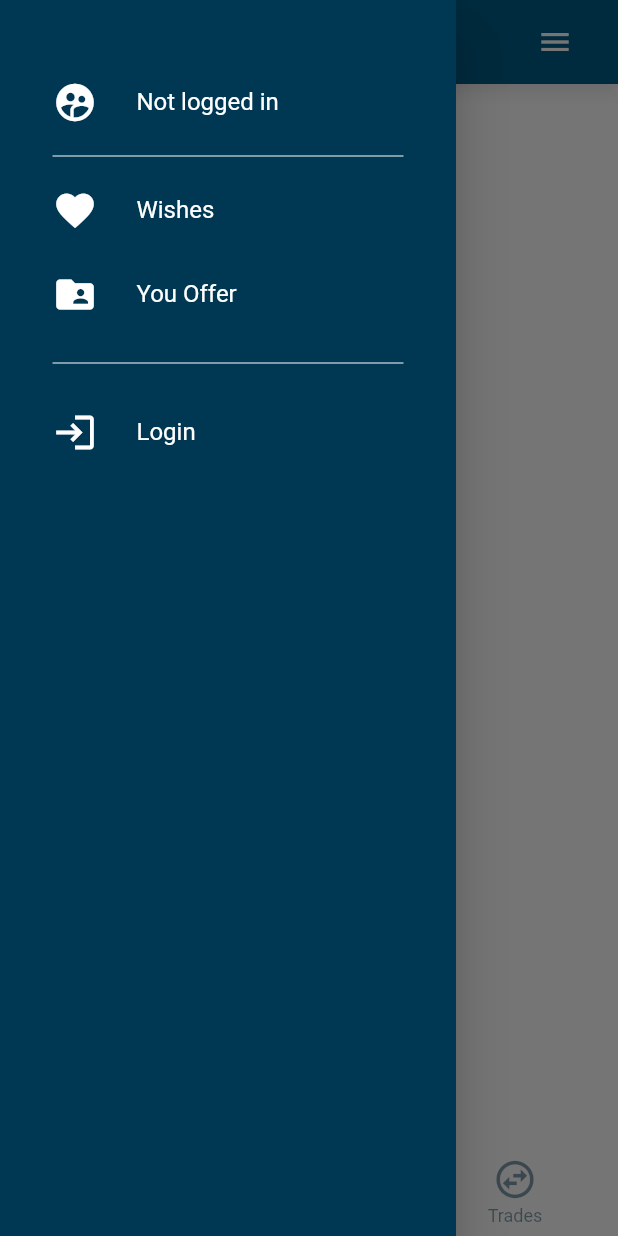
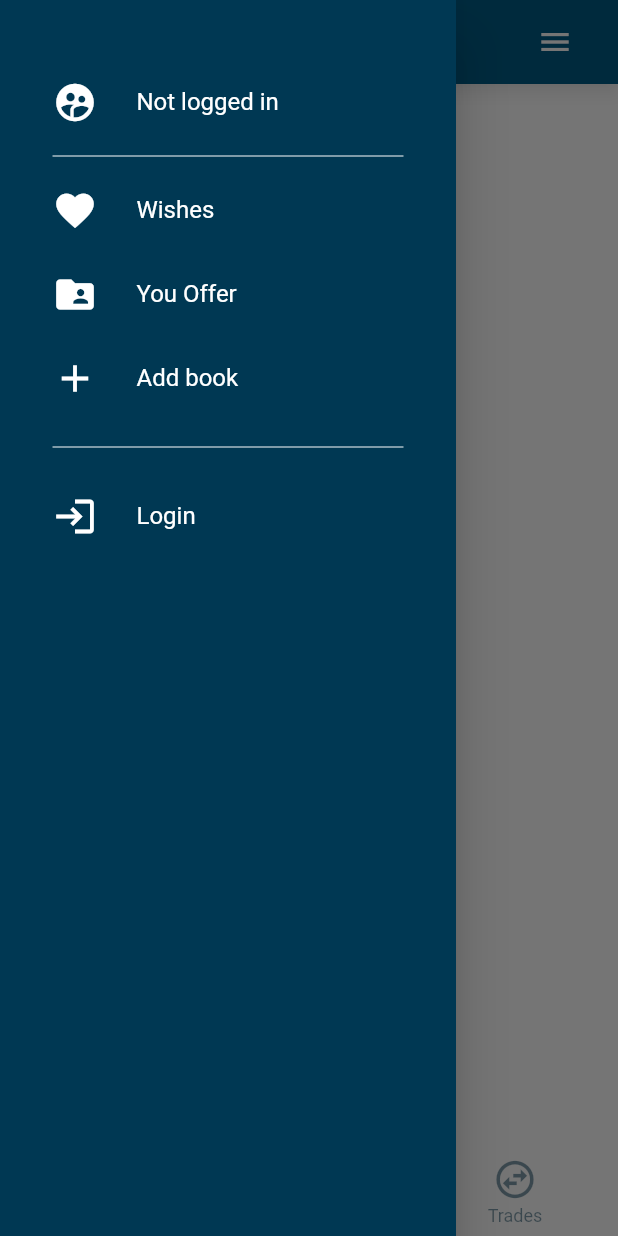
Before and after one commit to tomasbutkevicius/shareTakeApp, a Flutter app: the screen it shows after launch, with the side drawer open, on a phone screen of 412 x 824 dp. Run offline on Flutter 3.47's test engine with Material 2 defaults, Android fonts, the phone set to English and light mode, and no system bars; our stand-ins replace bloc, cloud_firestore, easy_localization, equatable, firebase_auth, firebase_core and 4 more; accounts and stored records are empty; Roboto replaces fonts that are missing (FranklinGothic).

Commit message:
add initial screen for book add

```diff
--- a/lib/app.dart
+++ b/lib/app.dart
@@ -4,7 +4,7 @@ import 'package:firebase_auth/firebase_auth.dart';
 import 'package:flutter/material.dart';
 import 'package:flutter/widgets.dart';
 import 'package:flutter_bloc/flutter_bloc.dart';
-import 'package:share_take/bloc/book/book_bloc.dart';
+import 'package:share_take/bloc/book_list/book_list_bloc.dart';
 import 'package:share_take/bloc/bottom_main_navigation/bottom_main_navigation_bloc.dart';
 import 'package:share_take/constants/static_texts.dart';
 import 'package:share_take/constants/theme/theme.dart';
@@ -61,8 +61,8 @@ class MyApp extends StatelessWidget {
                   AuthAppStarted(context),
                 ),
             ),
-            BlocProvider<BookBloc>(
-              create: (_) => BookBloc(
+            BlocProvider<BookListBloc>(
+              create: (_) => BookListBloc(
                 authenticationBloc: BlocProvider.of<AuthenticationBloc>(_),
                 bookRepository: context.read<BookRepository>(),
               ),
@@ -87,7 +87,7 @@ class MyApp extends StatelessWidget {
   }
 
   void _listener(BuildContext context, AuthenticationState state) {
-    context.read<BookBloc>().add(BookResetEvent());
+    context.read<BookListBloc>().add(BookListResetEvent());
   }
 
   bool _listenWhen(AuthenticationState previousState, AuthenticationState state) => previousState.user != state.user;
--- a/lib/bloc/book/book_event.dart
+++ /dev/null
@@ -1,8 +0,0 @@
-part of 'book_bloc.dart';
-
-@immutable
-abstract class BookEvent {}
-
-class BookGetListEvent extends BookEvent {}
-
-class BookResetEvent extends BookEvent {}
--- /dev/null
+++ b/lib/bloc/book_add/book_add_bloc.dart
@@ -0,0 +1,17 @@
+
+import 'package:bloc/bloc.dart';
+import 'package:equatable/equatable.dart';
+import 'package:meta/meta.dart';
+import 'package:share_take/bloc/helpers/request_status.dart';
+import 'package:share_take/data/models/request/add_book_request.dart';
+
+part 'book_add_event.dart';
+part 'book_add_state.dart';
+
+class BookAddBloc extends Bloc<BookAddEvent, BookAddState> {
+  BookAddBloc() : super(const BookAddState()) {
+    on<BookAddEvent>((event, emit) {
+      // TODO: implement event handler
+    });
+  }
+}
--- /dev/null
+++ b/lib/bloc/book_add/book_add_event.dart
@@ -0,0 +1,6 @@
+part of 'book_add_bloc.dart';
+
+@immutable
+abstract class BookAddEvent {}
+
+class BookAddResetEvent extends BookAddEvent {}
--- a/lib/bloc/book/book_bloc.dart
+++ b/lib/bloc/book_list/book_list_bloc.dart
@@ -7,19 +7,19 @@ import 'package:share_take/data/models/book/book.dart';
 import 'package:share_take/data/models/user/user_local.dart';
 import 'package:share_take/data/repositories/book_repository.dart';
 
-part 'book_event.dart';
+part 'book_list_event.dart';
 
-part 'book_state.dart';
+part 'book_list_state.dart';
 
-class BookBloc extends Bloc<BookEvent, BookState> {
+class BookListBloc extends Bloc<BookListEvent, BookListState> {
   final BookRepository bookRepository;
   final AuthenticationBloc authenticationBloc;
 
-  BookBloc({
+  BookListBloc({
     required this.bookRepository,
     required this.authenticationBloc,
-  }) : super(const BookState()) {
-    on<BookGetListEvent>((event, emit) async {
+  }) : super(const BookListState()) {
+    on<BookListGetListEvent>((event, emit) async {
       emit(
         state.copyWith(
           status: RequestStatusLoading(),
@@ -38,12 +38,12 @@ class BookBloc extends Bloc<BookEvent, BookState> {
       );
     });
 
-    on<BookResetEvent>(
+    on<BookListResetEvent>(
       (event, emit) {
         emit(
-          const BookState(),
+          const BookListState(),
         );
-        add(BookGetListEvent());
+        add(BookListGetListEvent());
         print("Book reset called");
       },
     );
--- /dev/null
+++ b/lib/bloc/book_list/book_list_event.dart
@@ -0,0 +1,8 @@
+part of 'book_list_bloc.dart';
+
+@immutable
+abstract class BookListEvent {}
+
+class BookListGetListEvent extends BookListEvent {}
+
+class BookListResetEvent extends BookListEvent {}
--- a/lib/bloc/book/book_state.dart
+++ b/lib/bloc/book_list/book_list_state.dart
@@ -1,20 +1,20 @@
-part of 'book_bloc.dart';
+part of 'book_list_bloc.dart';
 
 
-class BookState extends Equatable {
+class BookListState extends Equatable {
   final RequestStatus status;
   final List<Book> bookList;
 
-  const BookState({
+  const BookListState({
     this.status = const RequestStatusInitial(),
     this.bookList = const [],
   });
 
-  BookState copyWith({
+  BookListState copyWith({
     RequestStatus? status,
     List<Book>? bookList,
   }) {
-    return BookState(
+    return BookListState(
       status: status ?? this.status,
       bookList: bookList ?? this.bookList,
     );
--- a/lib/bloc/helpers/bloc_getter.dart
+++ b/lib/bloc/helpers/bloc_getter.dart
@@ -1,11 +1,16 @@
 import 'package:flutter/cupertino.dart';
 import 'package:flutter_bloc/flutter_bloc.dart';
 import 'package:share_take/bloc/authentication/authentication_bloc.dart';
-import 'package:share_take/bloc/book/book_bloc.dart';
+import 'package:share_take/bloc/book_add/book_add_bloc.dart';
+import 'package:share_take/bloc/book_list/book_list_bloc.dart';
 
 class BlocGetter {
-  static BookBloc getBookBloc(BuildContext context) {
-    return BlocProvider.of<BookBloc>(context);
+  static BookListBloc getBookListBloc(BuildContext context) {
+    return BlocProvider.of<BookListBloc>(context);
+  }
+
+  static BookAddBloc getAddBookBloc(BuildContext context) {
+    return BlocProvider.of<BookAddBloc>(context);
   }
 
   static AuthenticationBloc getAuthBloc(BuildContext context) {
--- a/lib/constants/theme/theme_colors.dart
+++ b/lib/constants/theme/theme_colors.dart
@@ -27,12 +27,12 @@ class ThemeColors {
       }
   );
 
-  static const MaterialColor brown = MaterialColor(
+  static const MaterialColor bordo = MaterialColor(
       0xFFF6A100,
       const <int, Color> {
-        400: const Color(0xFFB46D02),
-        500: const Color(0xFF925901),
-        600: const Color(0xFF764800),
+        400: const Color(0xFFA33700),
+        500: const Color(0xFF5A2F00),
+        600: const Color(0xFF5A2001),
       }
   );
   static const MaterialColor red = MaterialColor(
--- a/lib/presentation/router/app_router.dart
+++ b/lib/presentation/router/app_router.dart
@@ -1,5 +1,6 @@
 
 import 'package:flutter/material.dart';
+import 'package:share_take/presentation/screens/add_book/add_book_screen.dart';
 import 'package:share_take/presentation/screens/login/login_screen.dart';
 import 'package:share_take/presentation/screens/main/main_menu_screen.dart';
 import 'package:share_take/presentation/screens/register/register_screen.dart';
@@ -16,6 +17,8 @@ class AppRouter {
         return _handleRegisterScreen();
       case UserScreen.routeName:
         return _handleUserScreen();
+      case AddBookScreen.routeName:
+        return _handleAddBookScreen();
       default:
         return null;
     }
@@ -44,4 +47,10 @@ class AppRouter {
       builder: (_) => const UserScreen(),
     );
   }
+
+  MaterialPageRoute<dynamic> _handleAddBookScreen() {
+    return MaterialPageRoute<dynamic>(
+      builder: (_) => const AddBookScreen(),
+    );
+  }
 }
--- a/lib/presentation/screens/main/views/book_list/book_list_view.dart
+++ b/lib/presentation/screens/main/views/book_list/book_list_view.dart
@@ -1,6 +1,6 @@
 import 'package:flutter/material.dart';
 import 'package:flutter_bloc/flutter_bloc.dart';
-import 'package:share_take/bloc/book/book_bloc.dart';
+import 'package:share_take/bloc/book_list/book_list_bloc.dart';
 import 'package:share_take/bloc/helpers/bloc_getter.dart';
 import 'package:share_take/bloc/helpers/request_status.dart';
 import 'package:share_take/constants/enums.dart';
@@ -17,9 +17,9 @@ class BookListView extends StatelessWidget {
 
   @override
   Widget build(BuildContext context) {
-    BlocGetter.getBookBloc(context).add(BookGetListEvent());
+    BlocGetter.getBookListBloc(context).add(BookListGetListEvent());
 
-    return BlocConsumer<BookBloc, BookState>(
+    return BlocConsumer<BookListBloc, BookListState>(
       listener: (context, state) {
         // TODO: implement listener
       },
@@ -32,8 +32,11 @@ class BookListView extends StatelessWidget {
     );
   }
 
-  Widget _body(BookState state) {
+  Widget _body(BookListState state) {
     return Center(
+      child: Column(
+        children: [
+          Expanded(
             child: ListView.builder(
               scrollDirection: Axis.vertical,
               shrinkWrap: true,
@@ -52,13 +55,16 @@ class BookListView extends StatelessWidget {
                 );
               },
             ),
+          ),
+        ],
+      ),
     );
   }
 
   Widget _bookCard(Book book) {
     return  Container(
       decoration: BoxDecoration(
-        color: ThemeColors.brown.shade600,
+        color: ThemeColors.bordo.shade600,
         borderRadius: BorderRadius.only(
             topLeft: Radius.circular(10),
             topRight: Radius.circular(10),
--- a/lib/presentation/widgets/drawer_widget.dart
+++ b/lib/presentation/widgets/drawer_widget.dart
@@ -67,6 +67,14 @@ class DrawerWidget extends StatelessWidget {
               onTap: () {
                 Navigator.pop(context);
                 // StaticNavigator.navigateToHistoryMain(context);
+              },
+            ),
+            _buildMenuItemIconData(
+              text: "Add book",
+              iconData: Icons.add,
+              onTap: () {
+                Navigator.pop(context);
+                StaticNavigator.pushAddBookScreen(context);
               },
             ),
             const ProxySpacingVerticalWidget(
```
Also changed, not shown: lib/bloc/book_add/book_add_state.dart (added, +24 -0 lines), lib/data/models/request/add_book_request.dart (added, +52 -0 lines), lib/presentation/router/static_navigator.dart (+7 -0 lines), lib/presentation/screens/add_book/add_book_screen.dart (added, +82 -0 lines), lib/presentation/screens/add_book/widgets/add_book_form.dart (added, +194 -0 lines). Lines whose indentation alone changed are shown as unchanged.
